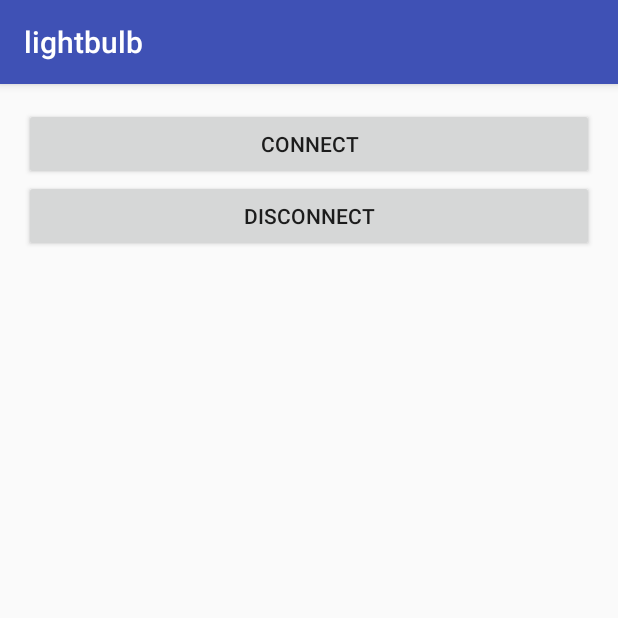
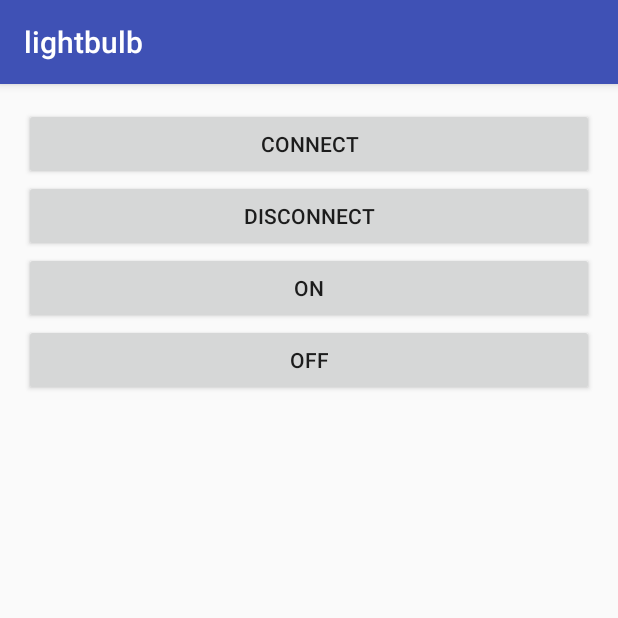
Before and after one commit to omarcin/lightbulb, an Android app: the screen it shows after launch (MainActivity), on a phone screen of 412 x 824 dp, the top half of it. Run offline under Robolectric (Android 15) with nearby library versions, the phone set to English and light mode, and no system bars.

```diff
--- a/app/src/main/res/layout/activity_main.xml
+++ b/app/src/main/res/layout/activity_main.xml
@@ -25,4 +25,19 @@
         android:text="Disconnect"
         />
 
+    <Button
+        android:layout_width="match_parent"
+        android:layout_height="wrap_content"
+        android:onClick="turnOn"
+        android:text="On"
+        />
+
+
+    <Button
+        android:layout_width="match_parent"
+        android:layout_height="wrap_content"
+        android:onClick="turnOff"
+        android:text="Off"
+        />
+
 </LinearLayout>
```
Also changed, not shown: app/src/main/java/com/oczeretko/lightbulb/BulbController.java (+10 -0 lines), app/src/main/java/com/oczeretko/lightbulb/MainActivity.java (+8 -0 lines).
